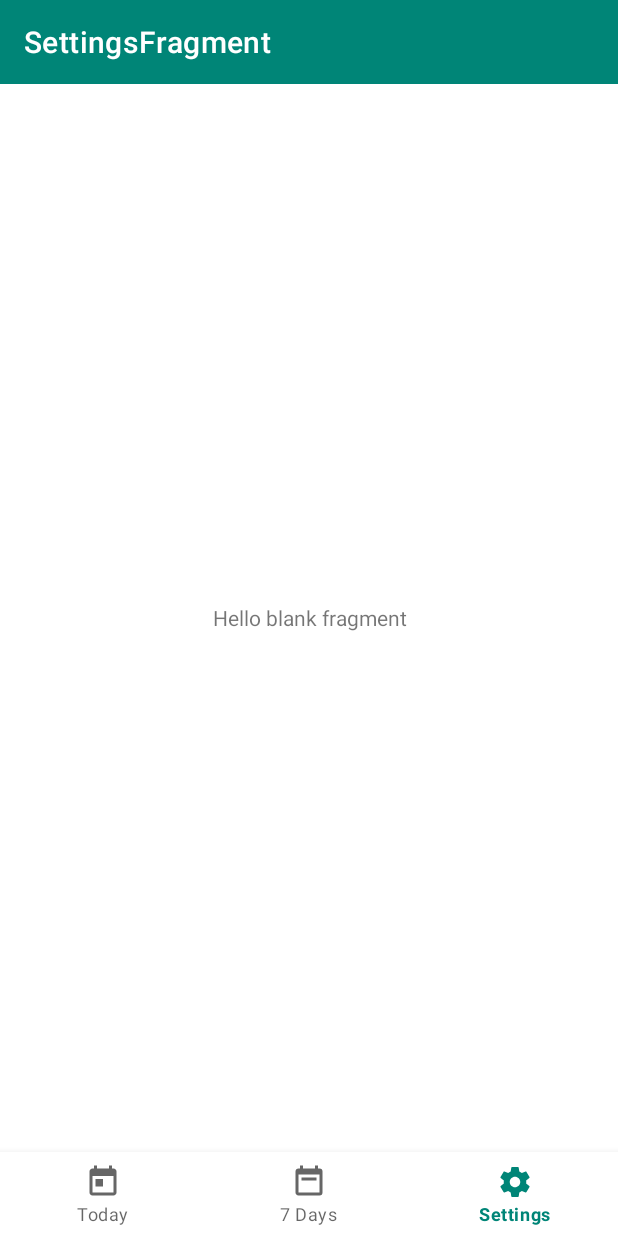
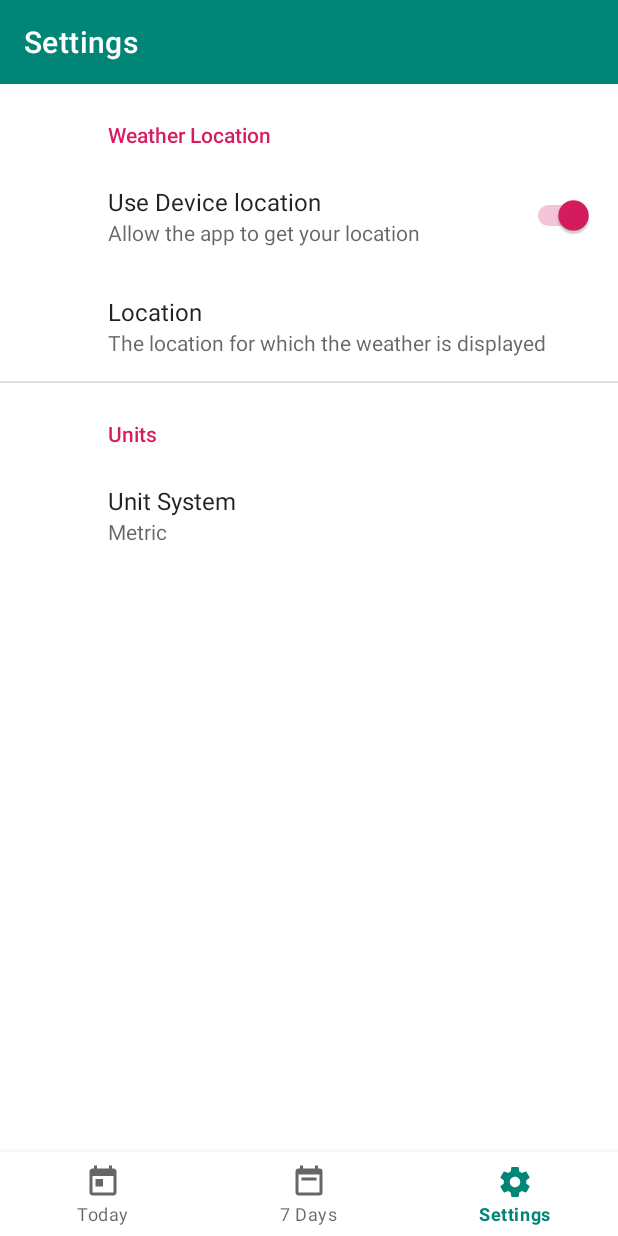
Before and after one commit to Tobibur/WeatherMVVMApp, an Android app: the screen it shows after launch (MainActivity), item 3 of the bottom bar chosen, on a phone screen of 412 x 824 dp. Run offline under Robolectric (Android 15) with nearby library versions, the phone set to English and light mode, and no system bars; our stand-ins replace androidx.preference; libraries missing offline, so code that uses them is left out: com.jakewharton.threetenabp, org.kodein.di; pictures from the network do not load; 4 statements that could not run were skipped.

Commit message:
Settings and Unit System provider

```diff
--- a/app/src/main/java/com/tobibur/weathermvvmapp/ForecastApplication.kt
+++ b/app/src/main/java/com/tobibur/weathermvvmapp/ForecastApplication.kt
@@ -1,9 +1,12 @@
 package com.tobibur.weathermvvmapp
 
 import android.app.Application
+import android.preference.PreferenceManager
 import com.jakewharton.threetenabp.AndroidThreeTen
 import com.tobibur.weathermvvmapp.data.db.ForecastDatabase
 import com.tobibur.weathermvvmapp.data.network.*
+import com.tobibur.weathermvvmapp.data.provider.UnitProvider
+import com.tobibur.weathermvvmapp.data.provider.UnitProviderImpl
 import com.tobibur.weathermvvmapp.data.repository.ForecastRepository
 import com.tobibur.weathermvvmapp.data.repository.ForecastRepositoryImpl
 import com.tobibur.weathermvvmapp.ui.weather.current.CurrentWeatherViewModelFactory
@@ -25,11 +28,13 @@ class ForecastApplication : Application(), KodeinAware {
         bind() from singleton { ApixuWeatherApiService(instance()) }
         bind<WeatherNetworkDataSource>() with singleton { WeatherNetworkDataSourceImpl(instance()) }
         bind<ForecastRepository>() with singleton { ForecastRepositoryImpl(instance(), instance()) }
-        bind() from provider { CurrentWeatherViewModelFactory(instance()) }
+        bind<UnitProvider>() with singleton { UnitProviderImpl(instance()) }
+        bind() from provider { CurrentWeatherViewModelFactory(instance(), instance()) }
     }
 
     override fun onCreate() {
         super.onCreate()
         AndroidThreeTen.init(this)
+        PreferenceManager.setDefaultValues(this, R.xml.preferences, false)
     }
 }
--- /dev/null
+++ b/app/src/main/java/com/tobibur/weathermvvmapp/data/provider/UnitProvider.kt
@@ -0,0 +1,7 @@
+package com.tobibur.weathermvvmapp.data.provider
+
+import com.tobibur.weathermvvmapp.internal.UnitSystem
+
+interface UnitProvider{
+    fun getUnitSystem(): UnitSystem
+}
--- /dev/null
+++ b/app/src/main/java/com/tobibur/weathermvvmapp/data/provider/UnitProviderImpl.kt
@@ -0,0 +1,20 @@
+package com.tobibur.weathermvvmapp.data.provider
+
+import android.content.Context
+import android.content.SharedPreferences
+import android.preference.PreferenceManager
+import com.tobibur.weathermvvmapp.internal.UnitSystem
+
+const val UNIT_SYSTEM = "UNIT_SYSTEM"
+
+class UnitProviderImpl(context: Context) : UnitProvider {
+    private val appContext = context.applicationContext
+
+    private val preferences: SharedPreferences
+        get() = PreferenceManager.getDefaultSharedPreferences(appContext)
+
+    override fun getUnitSystem(): UnitSystem {
+        val selectedName = preferences.getString(UNIT_SYSTEM, UnitSystem.METRIC.name)
+        return UnitSystem.valueOf(selectedName!!)
+    }
+}
--- a/app/src/main/java/com/tobibur/weathermvvmapp/ui/settings/SettingsFragment.kt
+++ b/app/src/main/java/com/tobibur/weathermvvmapp/ui/settings/SettingsFragment.kt
@@ -5,19 +5,22 @@ import android.os.Bundle
 import android.view.LayoutInflater
 import android.view.View
 import android.view.ViewGroup
+import androidx.appcompat.app.AppCompatActivity
 import androidx.fragment.app.Fragment
+import androidx.preference.PreferenceFragmentCompat
 import com.tobibur.weathermvvmapp.R
 
-class SettingsFragment : Fragment() {
-
-    override fun onCreateView(
-        inflater: LayoutInflater, container: ViewGroup?,
-        savedInstanceState: Bundle?
-    ): View? {
-        // Inflate the layout for this fragment
-        return inflater.inflate(R.layout.fragment_settings, container, false)
+class SettingsFragment : PreferenceFragmentCompat() {
+    override fun onCreatePreferences(savedInstanceState: Bundle?, rootKey: String?) {
+        addPreferencesFromResource(R.xml.preferences)
     }
 
+    override fun onActivityCreated(savedInstanceState: Bundle?) {
+        super.onActivityCreated(savedInstanceState)
+        (activity as? AppCompatActivity)?.supportActionBar?.title = "Settings"
+        (activity as? AppCompatActivity)?.supportActionBar?.subtitle = null
+
+    }
     companion object {
         fun newInstance(): SettingsFragment =
             SettingsFragment()
--- a/app/src/main/java/com/tobibur/weathermvvmapp/ui/weather/current/CurrentWeatherViewModel.kt
+++ b/app/src/main/java/com/tobibur/weathermvvmapp/ui/weather/current/CurrentWeatherViewModel.kt
@@ -1,14 +1,16 @@
 package com.tobibur.weathermvvmapp.ui.weather.current
 
 import androidx.lifecycle.ViewModel;
+import com.tobibur.weathermvvmapp.data.provider.UnitProvider
 import com.tobibur.weathermvvmapp.data.repository.ForecastRepository
 import com.tobibur.weathermvvmapp.internal.UnitSystem
 import com.tobibur.weathermvvmapp.internal.lazyDeferred
 
 class CurrentWeatherViewModel(
-    private val forecastRepository: ForecastRepository
+    private val forecastRepository: ForecastRepository,
+    unitProvider: UnitProvider
 ) : ViewModel() {
-    private val unitSystem = UnitSystem.METRIC //get from settings later
+    private val unitSystem = unitProvider.getUnitSystem()
 
     val isMetric: Boolean
         get() = unitSystem == UnitSystem.METRIC
--- a/app/src/main/java/com/tobibur/weathermvvmapp/ui/weather/current/CurrentWeatherViewModelFactory.kt
+++ b/app/src/main/java/com/tobibur/weathermvvmapp/ui/weather/current/CurrentWeatherViewModelFactory.kt
@@ -2,14 +2,16 @@ package com.tobibur.weathermvvmapp.ui.weather.current
 
 import androidx.lifecycle.ViewModel
 import androidx.lifecycle.ViewModelProvider
+import com.tobibur.weathermvvmapp.data.provider.UnitProvider
 import com.tobibur.weathermvvmapp.data.repository.ForecastRepository
 
 class CurrentWeatherViewModelFactory(
-    private val forecastRepository: ForecastRepository
-):ViewModelProvider.NewInstanceFactory() {
+    private val forecastRepository: ForecastRepository,
+    private val unitProvider: UnitProvider
+) : ViewModelProvider.NewInstanceFactory() {
 
     @Suppress("UNCHECKED_CAST")
     override fun <T : ViewModel?> create(modelClass: Class<T>): T {
-        return CurrentWeatherViewModel(forecastRepository) as T
+        return CurrentWeatherViewModel(forecastRepository, unitProvider) as T
     }
 }
--- /dev/null
+++ b/app/src/main/res/values/arrays.xml
@@ -0,0 +1,12 @@
+<?xml version="1.0" encoding="utf-8"?>
+<resources>
+    <string-array name="unitSystemValues">
+        <item>METRIC</item>
+        <item>IMPERIAL</item>
+    </string-array>
+
+    <string-array name="unitSystemEntries">
+        <item>Metric</item>
+        <item>Imperial</item>
+    </string-array>
+</resources>
--- /dev/null
+++ b/app/src/main/res/xml/preferences.xml
@@ -0,0 +1,30 @@
+<?xml version="1.0" encoding="utf-8"?>
+<PreferenceScreen xmlns:android="http://schemas.android.com/apk/res/android">
+    <PreferenceCategory
+            android:title="Weather Location">
+        <SwitchPreference
+                android:key="USE_DEVICE_LOCATION"
+                android:title="Use Device location"
+                android:summary="Allow the app to get your location"
+                android:defaultValue="true"
+                android:disableDependentsState="true"/>
+
+        <EditTextPreference
+                android:key="CUSTOM LOCATION"
+                android:title="Location"
+                android:summary="The location for which the weather is displayed"
+                android:defaultValue="Los Angeles"
+                android:dependency="USE_DEVICE_LOCATION"/>
+    </PreferenceCategory>
+
+    <PreferenceCategory
+        android:title="Units">
+        <ListPreference
+            android:key="UNIT_SYSTEM"
+            android:title="Unit System"
+            android:summary="%s"
+            android:defaultValue="METRIC"
+            android:entries="@array/unitSystemEntries"
+            android:entryValues="@array/unitSystemValues"/>
+    </PreferenceCategory>
+</PreferenceScreen>
```
